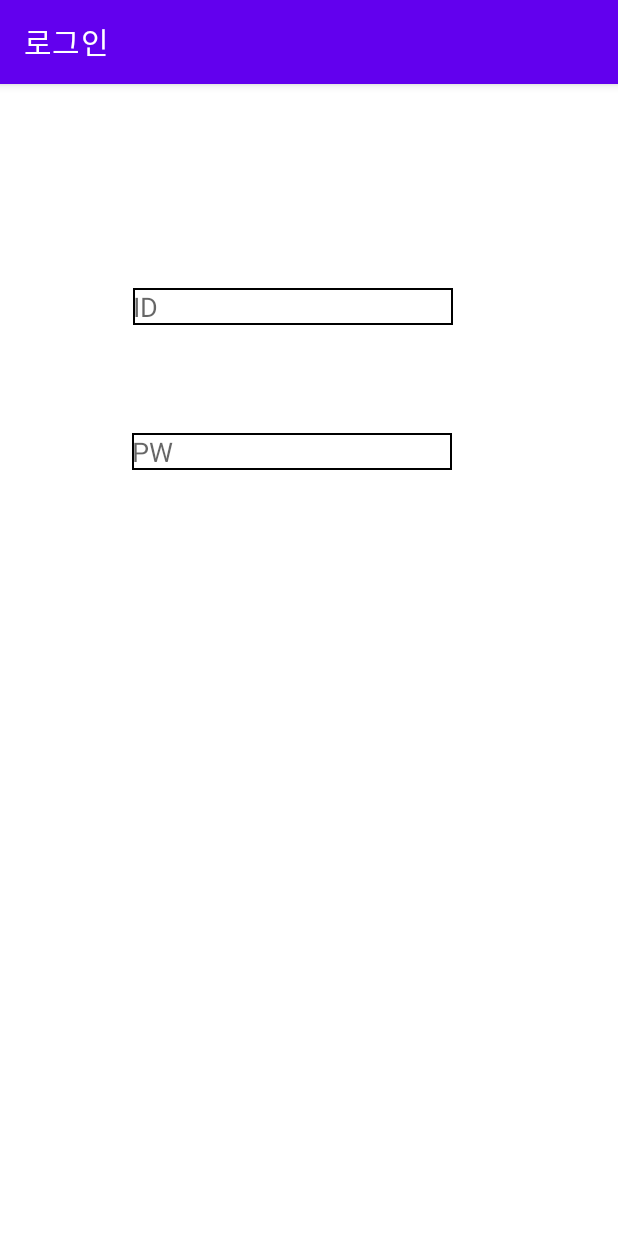
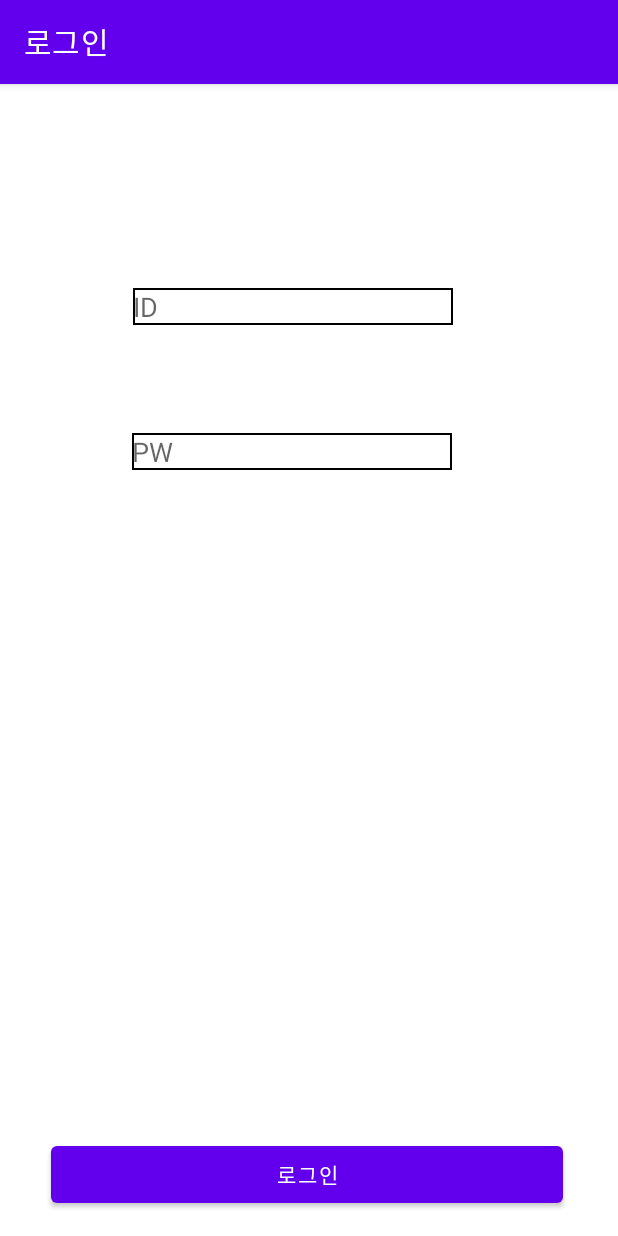
Before and after one commit to 2021-SMHRD-IITP-AI/j_android, an Android app: the Login screen opened directly, with no data from a screen before it, on a phone screen of 412 x 824 dp. Run offline under Robolectric (Android 15) with nearby library versions, the phone set to English and light mode, and no system bars.

Commit message:
로그인버튼

```diff
--- a/app/src/main/res/layout/activity_login.xml
+++ b/app/src/main/res/layout/activity_login.xml
@@ -40,4 +40,19 @@
         app:layout_constraintStart_toStartOf="parent"
         app:layout_constraintTop_toBottomOf="@+id/editTextTextPersonName" />
 
+    <Button
+        android:id="@+id/button"
+        android:layout_width="341dp"
+        android:layout_height="50dp"
+        android:layout_marginStart="34dp"
+        android:layout_marginLeft="34dp"
+        android:layout_marginEnd="37dp"
+        android:layout_marginRight="37dp"
+        android:layout_marginBottom="16dp"
+        android:text="로그인"
+        app:layout_constraintBottom_toBottomOf="parent"
+        app:layout_constraintEnd_toEndOf="parent"
+        app:layout_constraintHorizontal_bias="0.0"
+        app:layout_constraintStart_toStartOf="parent" />
+
 </androidx.constraintlayout.widget.ConstraintLayout>
```
